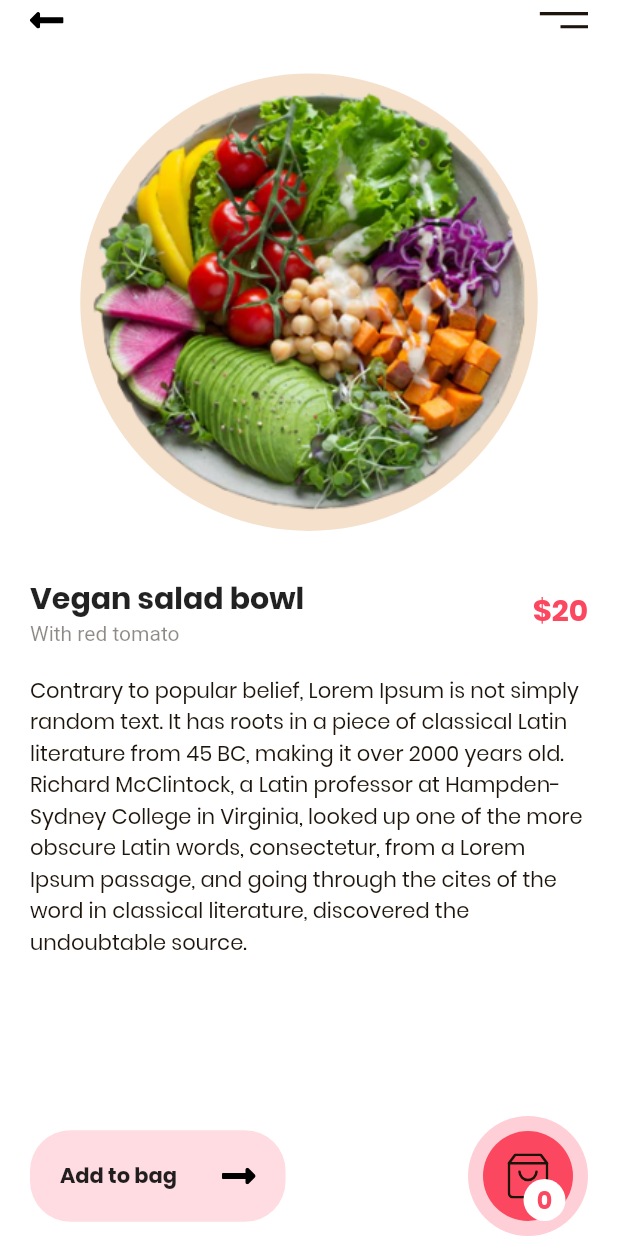
After one commit to TrungNguyen1208/LearningFlutter, a Flutter app: the screen it shows after launch, after a tap on "$20", on a phone screen of 412 x 824 dp. The commit adds this screen. Run offline on Flutter 3.47's test engine with Material 2 defaults, Android fonts, the phone set to English and light mode, and no system bars; our stand-ins replace flutter_svg.

Commit message:
Final Home Tutorial 2 (Food)

```diff
--- /dev/null
+++ b/lib/tutorial2_food_delivery/DetailsTutorial2.dart
@@ -0,0 +1,151 @@
+import 'package:flutter/material.dart';
+import 'package:flutter/rendering.dart';
+import 'package:flutter_svg/flutter_svg.dart';
+import 'package:learning_flutter/tutorial2_food_delivery/ThemeTutorial2.dart';
+
+class DetailsTutorial2 extends StatelessWidget {
+  @override
+  Widget build(BuildContext context) {
+    return Scaffold(
+      body: SafeArea(
+        child: Padding(
+          padding: const EdgeInsets.only(left: 20, right: 20, top: 8),
+          child: Column(
+            children: <Widget>[
+              Row(
+                mainAxisAlignment: MainAxisAlignment.spaceBetween,
+                children: <Widget>[
+                  GestureDetector(
+                    onTap: () {
+                      Navigator.pop(context);
+                    },
+                    child: SvgPicture.asset(
+                      "assets/icons/backward.svg",
+                      height: 11,
+                    ),
+                  ),
+                  SvgPicture.asset(
+                    "assets/icons/menu.svg",
+                    height: 11,
+                  ),
+                ],
+              ),
+              Container(
+                margin: EdgeInsets.symmetric(vertical: 30),
+                padding: EdgeInsets.all(6),
+                width: 305,
+                height: 305,
+                decoration: BoxDecoration(
+                  shape: BoxShape.circle,
+                  color: ThemeTutorial2.kSecondaryColor,
+                ),
+                child: Container(
+                  decoration: BoxDecoration(
+                      image: DecorationImage(
+                    image: AssetImage("assets/images/big_salad.png"),
+                    fit: BoxFit.cover,
+                  )),
+                ),
+              ),
+              Row(
+                mainAxisAlignment: MainAxisAlignment.spaceBetween,
+                children: <Widget>[
+                  RichText(
+                    text: TextSpan(
+                      children: [
+                        TextSpan(
+                          text: "Vegan salad bowl\n",
+                          style: Theme.of(context).textTheme.headline6,
+                        ),
+                        TextSpan(
+                          text: "With red tomato",
+                          style: TextStyle(
+                            color: ThemeTutorial2.kTextColor.withOpacity(.5),
+                          ),
+                        ),
+                      ],
+                    ),
+                  ),
+                  Text(
+                    "\$20",
+                    style: Theme.of(context)
+                        .textTheme
+                        .headline6
+                        .copyWith(color: ThemeTutorial2.kPrimaryColor),
+                  )
+                ],
+              ),
+              SizedBox(height: 20),
+              Text(
+                "Contrary to popular belief, Lorem Ipsum is not simply random text. It has roots in a piece of classical Latin literature from 45 BC, making it over 2000 years old. Richard McClintock, a Latin professor at Hampden-Sydney College in Virginia, looked up one of the more obscure Latin words, consectetur, from a Lorem Ipsum passage, and going through the cites of the word in classical literature, discovered the undoubtable source.",
+              ),
+              Spacer(),
+              Row(
+                mainAxisAlignment: MainAxisAlignment.spaceBetween,
+                children: <Widget>[
+                  Container(
+                    padding: EdgeInsets.all(20),
+                    decoration: BoxDecoration(
+                      color: ThemeTutorial2.kPrimaryColor.withOpacity(0.19),
+                      borderRadius: BorderRadius.circular(27),
+                    ),
+                    child: Row(
+                      children: <Widget>[
+                        Text(
+                          "Add to bag",
+                          style: Theme.of(context).textTheme.button,
+                        ),
+                        SizedBox(width: 30),
+                        SvgPicture.asset(
+                          "assets/icons/forward.svg",
+                          height: 11,
+                        ),
+                      ],
+                    ),
+                  ),
+                  Container(
+                    width: 80,
+                    height: 80,
+                    decoration: BoxDecoration(
+                      shape: BoxShape.circle,
+                      color: ThemeTutorial2.kPrimaryColor.withOpacity(.26),
+                    ),
+                    child: Stack(
+                      alignment: Alignment.center,
+                      children: <Widget>[
+                        Container(
+                          padding: EdgeInsets.all(15),
+                          width: 60,
+                          height: 60,
+                          decoration: BoxDecoration(
+                            shape: BoxShape.circle,
+                            color: ThemeTutorial2.kPrimaryColor,
+                          ),
+                          child: SvgPicture.asset("assets/icons/bag.svg"),
+                        ),
+                        Positioned(
+                          right: 15,
+                          bottom: 10,
+                          child: Container(
+                            alignment: Alignment.center,
+                            width: 28,
+                            height: 28,
+                            decoration: BoxDecoration(
+                              shape: BoxShape.circle,
+                              color: ThemeTutorial2.kWhiteColor,
+                            ),
+                            child: Text("0", style: Theme.of(context).textTheme.button.copyWith(color: ThemeTutorial2.kPrimaryColor, fontSize: 16),),
+                          ),
+                        )
+                      ],
+                    ),
+                  ),
+                ],
+              )
+            ],
+          ),
+        ),
+      ),
+    );
+  }
+}
--- a/lib/tutorial2_food_delivery/HomeTutorial2.dart
+++ b/lib/tutorial2_food_delivery/HomeTutorial2.dart
@@ -1,5 +1,6 @@
 import 'package:flutter/material.dart';
 import 'package:flutter_svg/flutter_svg.dart';
+import 'package:learning_flutter/tutorial2_food_delivery/DetailsTutorial2.dart';
 import 'package:learning_flutter/tutorial2_food_delivery/ThemeTutorial2.dart';
 import 'package:learning_flutter/tutorial2_food_delivery/model/FoodModel.dart';
 import 'package:learning_flutter/tutorial2_food_delivery/widget/CategoryTitle.dart';
@@ -23,6 +24,8 @@ class HomeTutorial2 extends StatelessWidget {
           "Contrary to popular belief, Lorem Ipsum is not simply random text. It has roots in a piece of classical Latin literature from 45 BC, making it over 2000 years old. ",
     ),
   ];
+
+
 
   @override
   Widget build(BuildContext context) {
@@ -97,7 +100,14 @@ class HomeTutorial2 extends StatelessWidget {
             scrollDirection: Axis.horizontal,
             child: Row(
               children: <Widget>[
-                FoodCard(feedModel: listFoodModel[0], onPress: (){}),
+                FoodCard(feedModel: listFoodModel[0], onPress: (){
+                  Navigator.push(
+                    context,
+                    MaterialPageRoute(builder: (context) {
+                      return DetailsTutorial2();
+                    }),
+                  );
+                }),
                 FoodCard(feedModel: listFoodModel[1], onPress: (){}),
                 SizedBox(width: 20),
               ],
--- a/lib/tutorial2_food_delivery/widget/FoodCard.dart
+++ b/lib/tutorial2_food_delivery/widget/FoodCard.dart
@@ -13,7 +13,9 @@ class FoodCard extends StatelessWidget {
 
   @override
   Widget build(BuildContext context) {
-    return Container(
+    return GestureDetector(
+      onTap: onPress,
+      child: Container(
         margin: EdgeInsets.only(left: 20),
         width: 270,
         height: 400,
@@ -102,6 +104,7 @@ class FoodCard extends StatelessWidget {
             ),
           ],
         ),
+      ),
     );
   }
 }
--- a/pubspec.yaml
+++ b/pubspec.yaml
@@ -50,9 +50,13 @@ flutter:
     - assets/images/splash_tutorial_1.jpg
     - assets/images/salad_1.png
     - assets/images/salad_2.png
+    - assets/images/big_salad.png
     - assets/icons/menu.svg
     - assets/icons/search.svg
     - assets/icons/plus.svg
+    - assets/icons/backward.svg
+    - assets/icons/forward.svg
+    - assets/icons/bag.svg
   #   - images/a_dot_ham.jpeg
 
   # An image asset can refer to one or more resolution-specific "variants", see
```
Also changed, not shown: assets/images/big_salad.png (added). Lines whose indentation alone changed are shown as unchanged.
